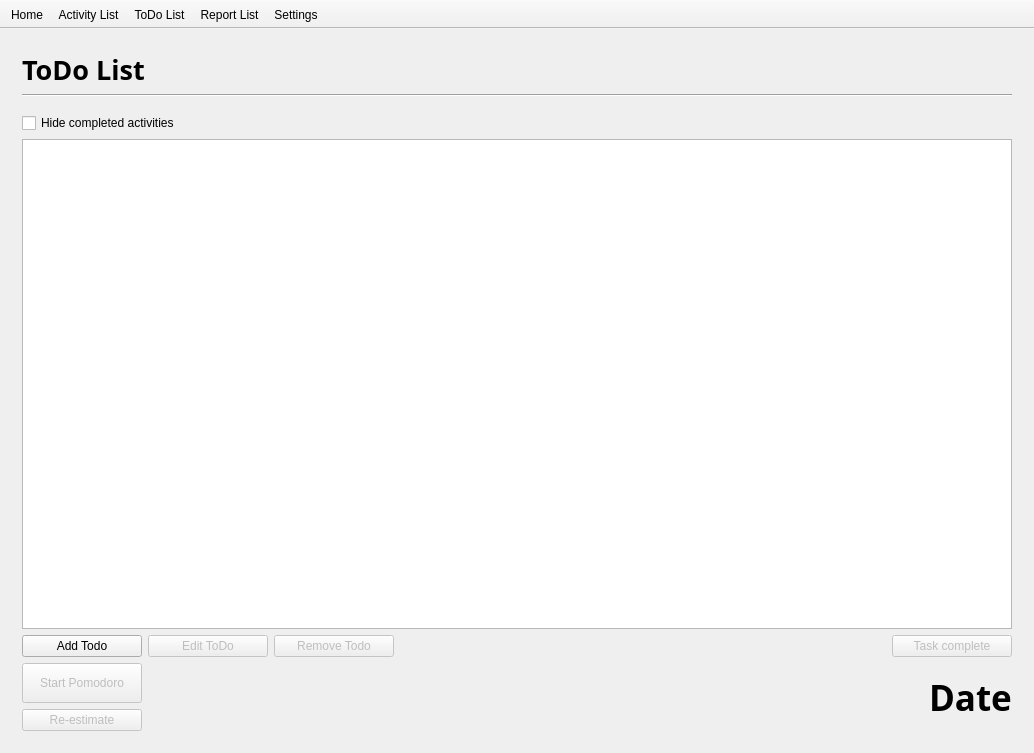
oktal/Pomodorush, file src/mainwindow.ui: the form before one commit.
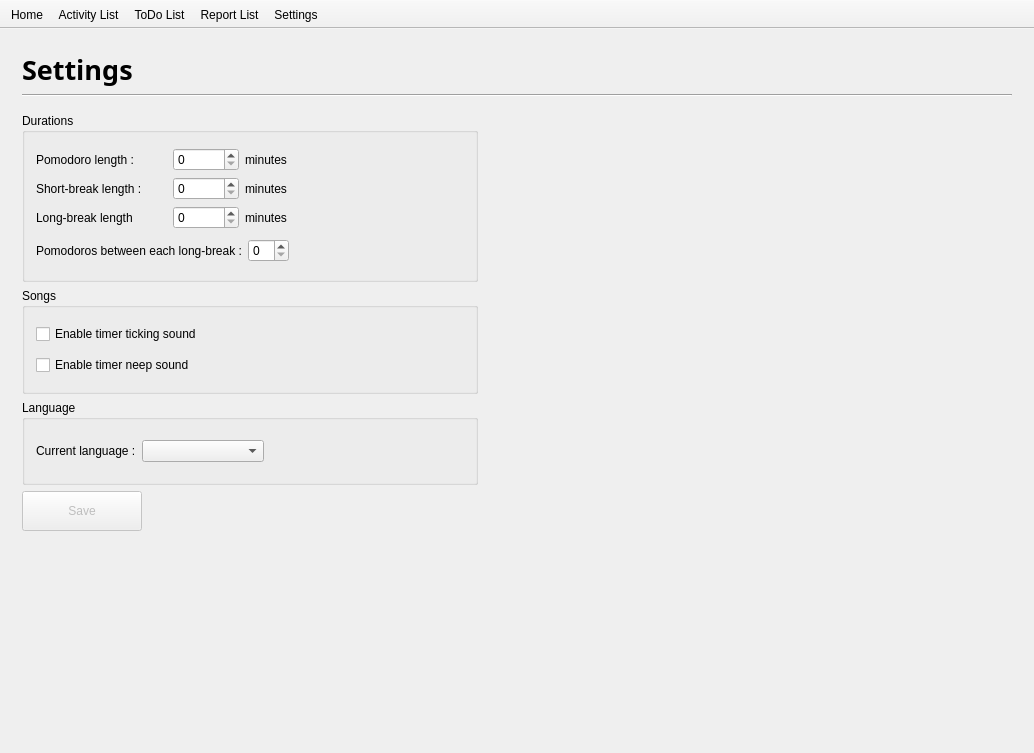
The form after the commit. Icons and pictures are not drawn.

```diff
--- a/src/mainwindow.ui
+++ b/src/mainwindow.ui
@@ -18,7 +18,7 @@
     <item row="0" column="1">
      <widget class="QStackedWidget" name="stackedWidget">
       <property name="currentIndex">
-       <number>2</number>
+       <number>3</number>
       </property>
       <widget class="QWidget" name="homePage">
        <layout class="QVBoxLayout" name="verticalLayout_6" stretch="40,50,0,10">
@@ -603,6 +603,258 @@
         </item>
        </layout>
       </widget>
+      <widget class="QWidget" name="settingsPage">
+       <layout class="QGridLayout" name="gridLayout_3" rowstretch="5,5,0,40,25,20,15,0">
+        <item row="0" column="0" colspan="2">
+         <widget class="QLabel" name="label_3">
+          <property name="font">
+           <font>
+            <family>Trebuchet MS</family>
+            <pointsize>20</pointsize>
+            <weight>75</weight>
+            <bold>true</bold>
+           </font>
+          </property>
+          <property name="text">
+           <string>Settings</string>
+          </property>
+         </widget>
+        </item>
+        <item row="1" column="0" colspan="2">
+         <widget class="Line" name="line_3">
+          <property name="orientation">
+           <enum>Qt::Horizontal</enum>
+          </property>
+         </widget>
+        </item>
+        <item row="3" column="0">
+         <widget class="QGroupBox" name="groupBox">
+          <property name="title">
+           <string>Durations</string>
+          </property>
+          <layout class="QVBoxLayout" name="verticalLayout_7">
+           <item>
+            <layout class="QGridLayout" name="gridLayout_2" columnstretch="30,15,50">
+             <item row="0" column="0">
+              <widget class="QLabel" name="label_13">
+               <property name="text">
+                <string>Pomodoro length :</string>
+               </property>
+              </widget>
+             </item>
+             <item row="0" column="1">
+              <widget class="QSpinBox" name="spinPomodoroLength"/>
+             </item>
+             <item row="0" column="2">
+              <widget class="QLabel" name="label_14">
+               <property name="text">
+                <string>minutes</string>
+               </property>
+              </widget>
+             </item>
+             <item row="1" column="0">
+              <widget class="QLabel" name="label_15">
+               <property name="text">
+                <string>Short-break length :</string>
+               </property>
+              </widget>
+             </item>
+             <item row="1" column="1">
+              <widget class="QSpinBox" name="spinShortBreak"/>
+             </item>
+             <item row="1" column="2">
+              <widget class="QLabel" name="label_16">
+               <property name="text">
+                <string>minutes</string>
+               </property>
+              </widget>
+             </item>
+             <item row="2" column="0">
+              <widget class="QLabel" name="label_17">
+               <property name="text">
+                <string>Long-break length</string>
+               </property>
+              </widget>
+             </item>
+             <item row="2" column="1">
+              <widget class="QSpinBox" name="spinLongBreak"/>
+             </item>
+             <item row="2" column="2">
+              <widget class="QLabel" name="label_18">
+               <property name="text">
+                <string>minutes</string>
+               </property>
+              </widget>
+             </item>
+            </layout>
+           </item>
+           <item>
+            <layout class="QHBoxLayout" name="horizontalLayout_6">
+             <item>
+              <widget class="QLabel" name="label_19">
+               <property name="text">
+                <string>Pomodoros between each long-break :</string>
+               </property>
+              </widget>
+             </item>
+             <item>
+              <widget class="QSpinBox" name="spinPomodoroLongBreak"/>
+             </item>
+             <item>
+              <spacer name="horizontalSpacer_6">
+               <property name="orientation">
+                <enum>Qt::Horizontal</enum>
+               </property>
+               <property name="sizeHint" stdset="0">
+                <size>
+                 <width>40</width>
+                 <height>20</height>
+                </size>
+               </property>
+              </spacer>
+             </item>
+            </layout>
+           </item>
+          </layout>
+         </widget>
+        </item>
+        <item row="3" column="1">
+         <spacer name="horizontalSpacer_7">
+          <property name="orientation">
+           <enum>Qt::Horizontal</enum>
+          </property>
+          <property name="sizeHint" stdset="0">
+           <size>
+            <width>528</width>
+            <height>142</height>
+           </size>
+          </property>
+         </spacer>
+        </item>
+        <item row="4" column="0">
+         <widget class="QGroupBox" name="groupBox_2">
+          <property name="title">
+           <string>Songs</string>
+          </property>
+          <layout class="QVBoxLayout" name="verticalLayout_8">
+           <item>
+            <widget class="QCheckBox" name="chkTimerTicking">
+             <property name="text">
+              <string>Enable timer ticking sound</string>
+             </property>
+            </widget>
+           </item>
+           <item>
+            <widget class="QCheckBox" name="chkTimerBeep">
+             <property name="text">
+              <string>Enable timer neep sound</string>
+             </property>
+            </widget>
+           </item>
+          </layout>
+         </widget>
+        </item>
+        <item row="5" column="0">
+         <widget class="QGroupBox" name="groupBox_3">
+          <property name="title">
+           <string>Language</string>
+          </property>
+          <layout class="QHBoxLayout" name="horizontalLayout_7" stretch="20,80,0">
+           <item>
+            <widget class="QLabel" name="label_20">
+             <property name="text">
+              <string>Current language :</string>
+             </property>
+            </widget>
+           </item>
+           <item>
+            <widget class="QComboBox" name="cmbLang"/>
+           </item>
+           <item>
+            <spacer name="horizontalSpacer_5">
+             <property name="orientation">
+              <enum>Qt::Horizontal</enum>
+             </property>
+             <property name="sizeType">
+              <enum>QSizePolicy::MinimumExpanding</enum>
+             </property>
+             <property name="sizeHint" stdset="0">
+              <size>
+               <width>200</width>
+               <height>20</height>
+              </size>
+             </property>
+            </spacer>
+           </item>
+          </layout>
+         </widget>
+        </item>
+        <item row="7" column="0">
+         <spacer name="verticalSpacer_4">
+          <property name="orientation">
+           <enum>Qt::Vertical</enum>
+          </property>
+          <property name="sizeType">
+           <enum>QSizePolicy::MinimumExpanding</enum>
+          </property>
+          <property name="sizeHint" stdset="0">
+           <size>
+            <width>20</width>
+            <height>200</height>
+           </size>
+          </property>
+         </spacer>
+        </item>
+        <item row="2" column="0">
+         <spacer name="verticalSpacer_5">
+          <property name="orientation">
+           <enum>Qt::Vertical</enum>
+          </property>
+          <property name="sizeType">
+           <enum>QSizePolicy::Maximum</enum>
+          </property>
+          <property name="sizeHint" stdset="0">
+           <size>
+            <width>20</width>
+            <height>10</height>
+           </size>
+          </property>
+         </spacer>
+        </item>
+        <item row="6" column="0">
+         <widget class="QPushButton" name="btnSaveSettings">
+          <property name="enabled">
+           <bool>false</bool>
+          </property>
+          <property name="minimumSize">
+           <size>
+            <width>0</width>
+            <height>40</height>
+           </size>
+          </property>
+          <property name="maximumSize">
+           <size>
+            <width>120</width>
+            <height>16777215</height>
+           </size>
+          </property>
+          <property name="text">
+           <string>Save</string>
+          </property>
+          <property name="icon">
+           <iconset resource="../resources.qrc">
+            <normaloff>:/icons/check-icon.png</normaloff>:/icons/check-icon.png</iconset>
+          </property>
+          <property name="iconSize">
+           <size>
+            <width>32</width>
+            <height>32</height>
+           </size>
+          </property>
+         </widget>
+        </item>
+       </layout>
+      </widget>
      </widget>
     </item>
    </layout>
```
